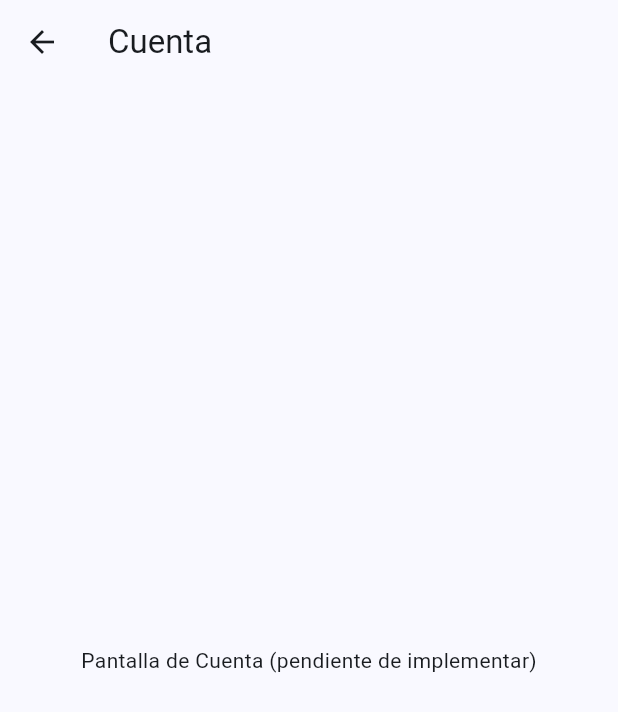
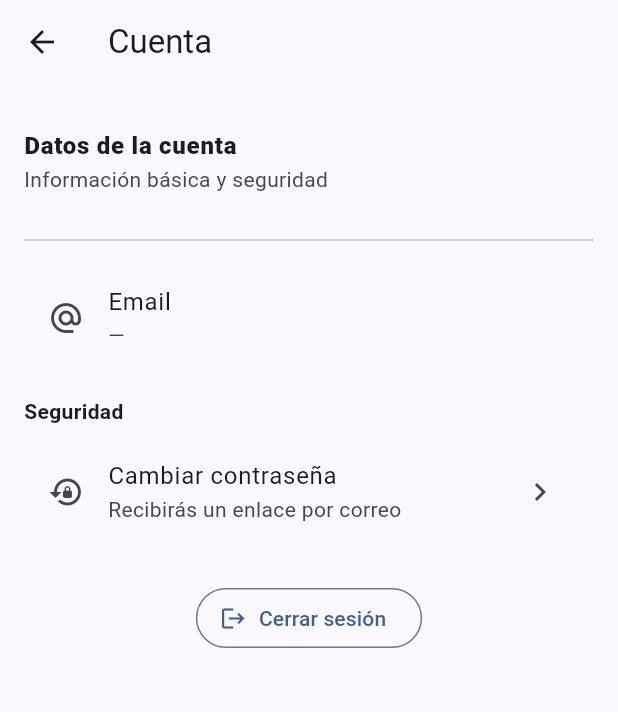
Before and after one commit to Wempa1/app-tours, a Flutter app: the screen it shows after launch, item 4 of the bottom bar chosen, after a tap on "Cuenta", on a phone screen of 412 x 824 dp. Shown: the top 712 px of the screen. Run offline on Flutter 3.47's test engine with Material 3 defaults, Android fonts, the phone set to English and light mode, and no system bars; our stand-ins replace cached_network_image, dio, flutter_dotenv, flutter_map, flutter_riverpod, geolocator and 5 more; missing offline and left inert: audio_session; accounts and stored records are empty.

Commit message:
creacion pantalla account

```diff
--- a/lib/di/providers.dart
+++ b/lib/di/providers.dart
@@ -114,3 +114,11 @@ final signOutProvider = FutureProvider.autoDispose<void>((ref) async {
   final repo = ref.watch(authRepoProvider);
   await repo.signOut();
 });
+
+/// Enviar correo de restablecimiento de contraseña.
+/// Si pasas `null`, usa el email del usuario actual.
+final passwordResetProvider =
+    FutureProvider.autoDispose.family<void, String?>((ref, email) async {
+  final repo = ref.watch(authRepoProvider);
+  await repo.sendPasswordResetEmail(email: email);
+});
--- a/lib/features/auth/data/auth_repo.dart
+++ b/lib/features/auth/data/auth_repo.dart
@@ -1,9 +1,9 @@
-// lib/features/auth/data/auth_repo.dart
 import 'package:supabase_flutter/supabase_flutter.dart';
 
 abstract class AuthRepo {
   String? currentEmail();
   Future<void> signOut();
+  Future<void> sendPasswordResetEmail({String? email});
 }
 
 class SupabaseAuthRepo implements AuthRepo {
@@ -14,4 +14,15 @@ class SupabaseAuthRepo implements AuthRepo {
 
   @override
   Future<void> signOut() => _db.auth.signOut();
+
+  @override
+  Future<void> sendPasswordResetEmail({String? email}) async {
+    final target = email ?? _db.auth.currentUser?.email;
+    if (target == null || target.isEmpty) {
+      throw StateError('No hay email para resetear contraseña.');
+    }
+    // Puedes configurar redirectTo si ya tienes un deep link:
+    // await _db.auth.resetPasswordForEmail(target, redirectTo: 'io.supabase.flutter://reset-callback');
+    await _db.auth.resetPasswordForEmail(target);
+  }
 }
--- /dev/null
+++ b/lib/features/settings/account/account_screen.dart
@@ -0,0 +1,104 @@
+import 'package:avanti/di/providers.dart';
+import 'package:flutter/material.dart';
+import 'package:flutter_riverpod/flutter_riverpod.dart';
+
+class AccountScreen extends ConsumerWidget {
+  const AccountScreen({super.key});
+
+  @override
+  Widget build(BuildContext context, WidgetRef ref) {
+    final emailAsync = ref.watch(currentUserEmailProvider);
+
+    return Scaffold(
+      appBar: AppBar(title: const Text('Cuenta')),
+      body: ListView(
+        padding: const EdgeInsets.all(16),
+        children: [
+          // Cabecera
+          const ListTile(
+            contentPadding: EdgeInsets.zero,
+            title: Text(
+              'Datos de la cuenta',
+              style: TextStyle(fontWeight: FontWeight.w800),
+            ),
+            subtitle: Text('Información básica y seguridad'),
+          ),
+          const SizedBox(height: 8),
+          const Divider(),
+          const SizedBox(height: 8),
+
+          // Email
+          emailAsync.when(
+            data: (email) => ListTile(
+              leading: const Icon(Icons.alternate_email),
+              title: const Text('Email'),
+              subtitle: Text(email ?? '—'),
+            ),
+            loading: () => const ListTile(
+              leading: Icon(Icons.alternate_email),
+              title: Text('Email'),
+              subtitle: Text('Cargando…'),
+            ),
+            error: (_, __) => const ListTile(
+              leading: Icon(Icons.alternate_email),
+              title: Text('Email'),
+              subtitle: Text('—'),
+            ),
+          ),
+
+          const SizedBox(height: 8),
+
+          // Seguridad
+          const Padding(
+            padding: EdgeInsets.symmetric(vertical: 8),
+            child: Text('Seguridad', style: TextStyle(fontWeight: FontWeight.w700)),
+          ),
+          ListTile(
+            leading: const Icon(Icons.lock_reset),
+            title: const Text('Cambiar contraseña'),
+            subtitle: const Text('Recibirás un enlace por correo'),
+            trailing: const Icon(Icons.chevron_right),
+            onTap: () async {
+              final messenger = ScaffoldMessenger.of(context);
+              try {
+                // usa el email actual por defecto
+                await ref.read(passwordResetProvider(null).future);
+                messenger.showSnackBar(
+                  const SnackBar(content: Text('Te enviamos un correo para cambiar tu contraseña.')),
+                );
+              } catch (_) {
+                messenger.showSnackBar(
+                  const SnackBar(content: Text('No pudimos enviar el correo. Intenta de nuevo.')),
+                );
+              }
+            },
+          ),
+
+          const SizedBox(height: 24),
+
+          // (Opcional) Cerrar sesión también desde aquí, por comodidad
+          Center(
+            child: OutlinedButton.icon(
+              onPressed: () async {
+                final messenger = ScaffoldMessenger.of(context);
+                try {
+                  await ref.read(signOutProvider.future);
+                  if (context.mounted) {
+                    messenger.showSnackBar(const SnackBar(content: Text('Sesión cerrada')));
+                    Navigator.of(context).pop(); // volver a Settings
+                  }
+                } catch (_) {
+                  messenger.showSnackBar(
+                    const SnackBar(content: Text('No pudimos cerrar sesión. Intenta de nuevo.')),
+                  );
+                }
+              },
+              icon: const Icon(Icons.logout),
+              label: const Text('Cerrar sesión'),
+            ),
+          ),
+        ],
+      ),
+    );
+  }
+}
```
Also changed, not shown: lib/features/settings/presentation/settings_screen.dart (+65 -55 lines).
